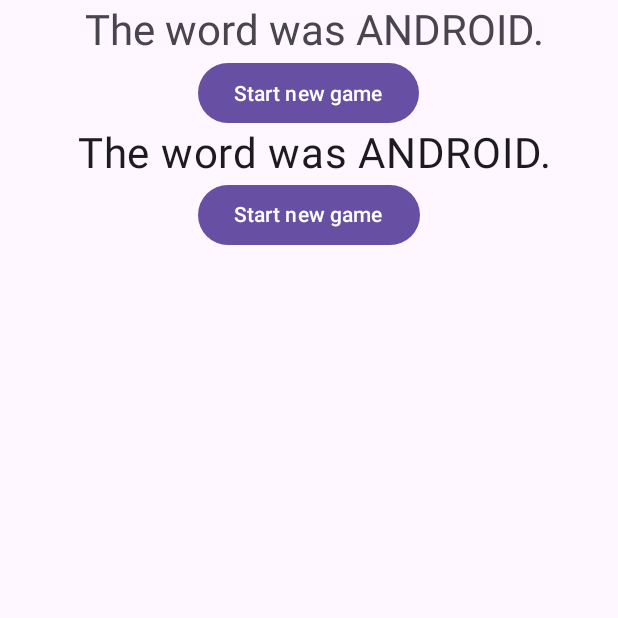
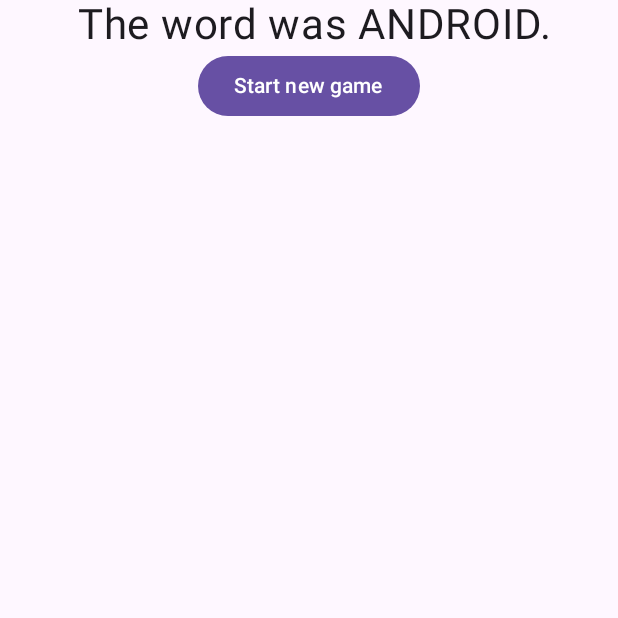
Before and after one commit to Herrkarotte/GuessingGame, an Android app built with Jetpack Compose: the screen it shows after launch (MainActivity), after a tap on "Finish game", on a phone screen of 412 x 824 dp, the top half of it. Run offline under Robolectric (Android 15) with nearby library versions, the phone set to English and light mode, and no system bars.

Commit message:
Finish migrating ResultFragment to Compose

```diff
--- a/app/src/main/java/com/example/guessinggame/ResultFragment.kt
+++ b/app/src/main/java/com/example/guessinggame/ResultFragment.kt
@@ -13,24 +13,28 @@ import androidx.compose.material3.Text
 import androidx.compose.runtime.Composable
 import androidx.compose.ui.Alignment
 import androidx.compose.ui.Modifier
+import androidx.compose.ui.platform.ComposeView
 import androidx.compose.ui.text.style.TextAlign
 import androidx.compose.ui.unit.sp
 import androidx.fragment.app.Fragment
 import androidx.lifecycle.ViewModelProvider
 import androidx.navigation.findNavController
-import com.example.guessinggame.databinding.FragmentResultBinding
 
 class ResultFragment : Fragment() {
-    private var _binding: FragmentResultBinding? = null
-    private val binding get() = _binding!!
+
     lateinit var viewModel: ResultViewModel
     lateinit var viewModelFactory: ResultViewModelFactory
 
     override fun onCreateView(
         inflater: LayoutInflater, container: ViewGroup?, savedInstanceState: Bundle?
     ): View? {
-        _binding = FragmentResultBinding.inflate(inflater, container, false).apply {
-            composeView.setContent {
+        val result = ResultFragmentArgs.fromBundle(requireArguments()).result
+        viewModelFactory = ResultViewModelFactory(result)
+        viewModel = ViewModelProvider(
+            this@ResultFragment, viewModelFactory
+        ).get(ResultViewModel::class.java)
+        return ComposeView(requireContext()).apply {
+            setContent {
                 MaterialTheme {
                     Surface {
                         view?.let { ResultFragmentContent(it, viewModel) }
@@ -38,33 +42,14 @@ class ResultFragment : Fragment() {
                 }
             }
         }
-        val view = binding.root
-
-        val result = ResultFragmentArgs.fromBundle(requireArguments()).result
-        viewModelFactory = ResultViewModelFactory(result)
-        viewModel = ViewModelProvider(this, viewModelFactory)
-            .get(ResultViewModel::class.java)
-        binding.resultViewModel = viewModel
-
-        binding.newGameButton.setOnClickListener {
-            view.findNavController()
-                .navigate(R.id.action_resultFragment_to_gameFragment)
-        }
-        return view
-    }
-
-    override fun onDestroyView() {
-        super.onDestroyView()
-        _binding = null
     }
 }
+
 
 @Composable
 fun ResultText(result: String) {
     Text(
-        text = result,
-        fontSize = 28.sp,
-        textAlign = TextAlign.Center
+        text = result, fontSize = 28.sp, textAlign = TextAlign.Center
     )
 }
 
@@ -78,8 +63,7 @@ fun NewGameButton(clicked: () -> Unit) {
 @Composable
 fun ResultFragmentContent(view: View, viewModel: ResultViewModel) {
     Column(
-        modifier = Modifier.fillMaxWidth(),
-        horizontalAlignment = Alignment.CenterHorizontally
+        modifier = Modifier.fillMaxWidth(), horizontalAlignment = Alignment.CenterHorizontally
     ) {
         ResultText(viewModel.result)
         NewGameButton {
--- a/app/src/main/res/layout/fragment_result.xml
+++ /dev/null
@@ -1,38 +0,0 @@
-<?xml version="1.0" encoding="utf-8"?>
-<layout xmlns:android="http://schemas.android.com/apk/res/android"
-    xmlns:tools="http://schemas.android.com/tools"
-    tools:context=".ResultFragment">
-
-    <data>
-
-        <variable
-            name="resultViewModel"
-            type="com.example.guessinggame.ResultViewModel" />
-    </data>
-
-    <LinearLayout
-        android:layout_width="match_parent"
-        android:layout_height="match_parent"
-        android:orientation="vertical">
-
-        <TextView
-            android:id="@+id/won_lost"
-            android:layout_width="match_parent"
-            android:layout_height="wrap_content"
-            android:gravity="center"
-            android:text="@{resultViewModel.result}"
-            android:textSize="28sp" />
-
-        <Button
-            android:id="@+id/new_game_button"
-            android:layout_width="wrap_content"
-            android:layout_height="wrap_content"
-            android:layout_gravity="center"
-            android:text="Start new game" />
-
-        <androidx.compose.ui.platform.ComposeView
-            android:id="@+id/compose_view"
-            android:layout_width="match_parent"
-            android:layout_height="wrap_content" />
-    </LinearLayout>
-</layout>
--- a/app/src/main/res/navigation/nav_graph.xml
+++ b/app/src/main/res/navigation/nav_graph.xml
@@ -19,8 +19,7 @@
     <fragment
         android:id="@+id/resultFragment"
         android:name="com.example.guessinggame.ResultFragment"
-        android:label="fragment_result"
-        tools:layout="@layout/fragment_result">
+        android:label="fragment_result">
         <argument
             android:name="result"
             app:argType="string" />
```
